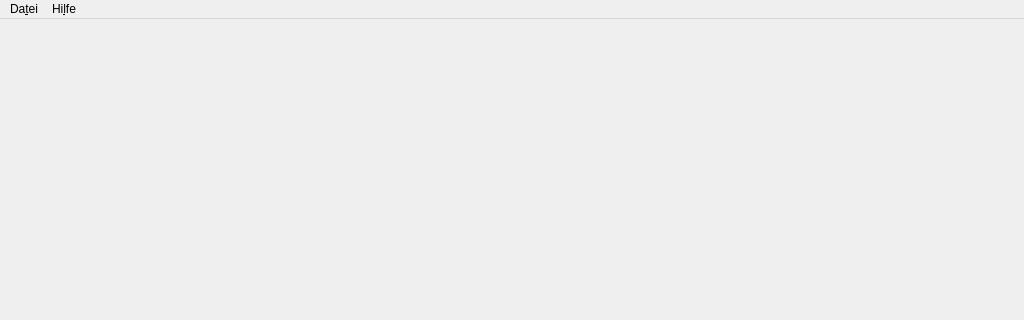
This is src/ui/qrk.ui in todvora/qrk-registrier-kasse as Qt 5 draws it before an edit; both pictures show x 0 to 1024 and y 0 to 320 of the 1024 by 768 pixel window. The edited form follows.
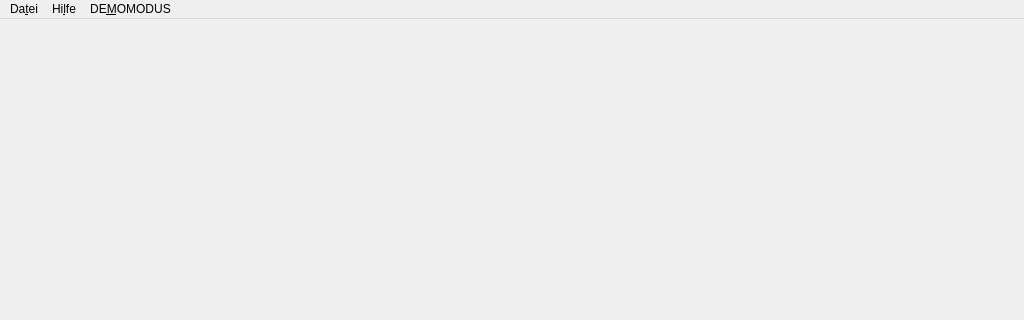
This is the edited form. Icons and pictures are not drawn.

Diff of the .ui file:
```diff
--- a/src/ui/qrk.ui
+++ b/src/ui/qrk.ui
@@ -68,8 +68,16 @@
     <addaction name="actionAbout_QRK"/>
     <addaction name="actionAbout_QT"/>
    </widget>
+   <widget class="QMenu" name="menuDEMOMODUS">
+    <property name="title">
+     <string>DE&amp;MOMODUS</string>
+    </property>
+    <addaction name="actionDEMO_Daten_zur_cksetzen"/>
+    <addaction name="actionDEMOMODUS_Verlassen"/>
+   </widget>
    <addaction name="menuDatei"/>
    <addaction name="menuHilfe"/>
+   <addaction name="menuDEMOMODUS"/>
   </widget>
   <widget class="QStatusBar" name="statusbar"/>
   <action name="actionDEP_Exportieren">
```
Left out of the diff: 10 changed lines with no effect on the pictures.
